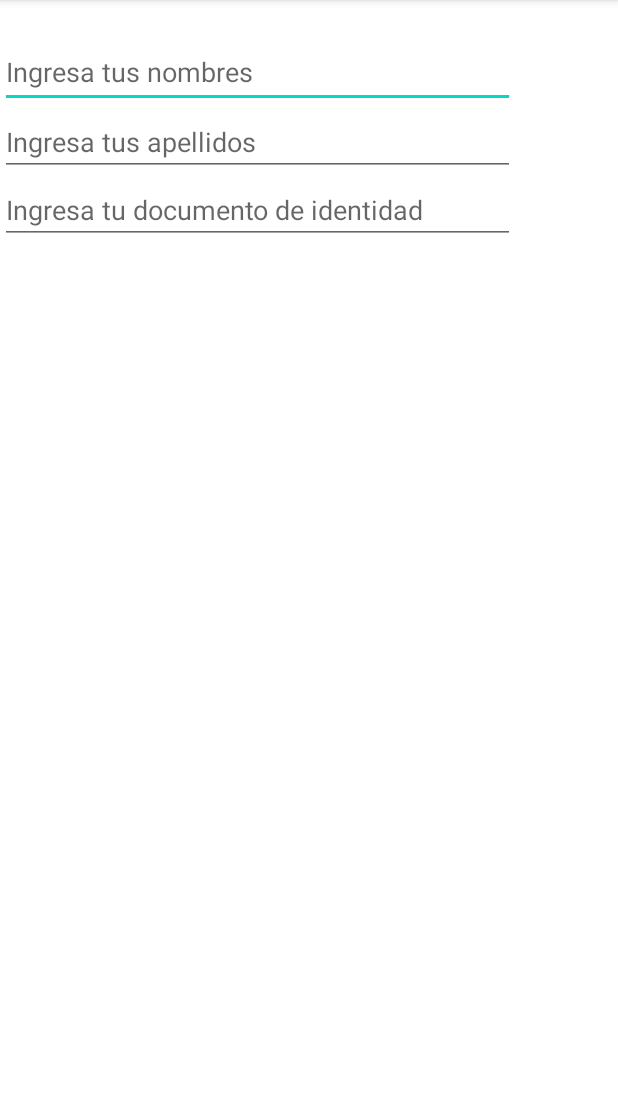
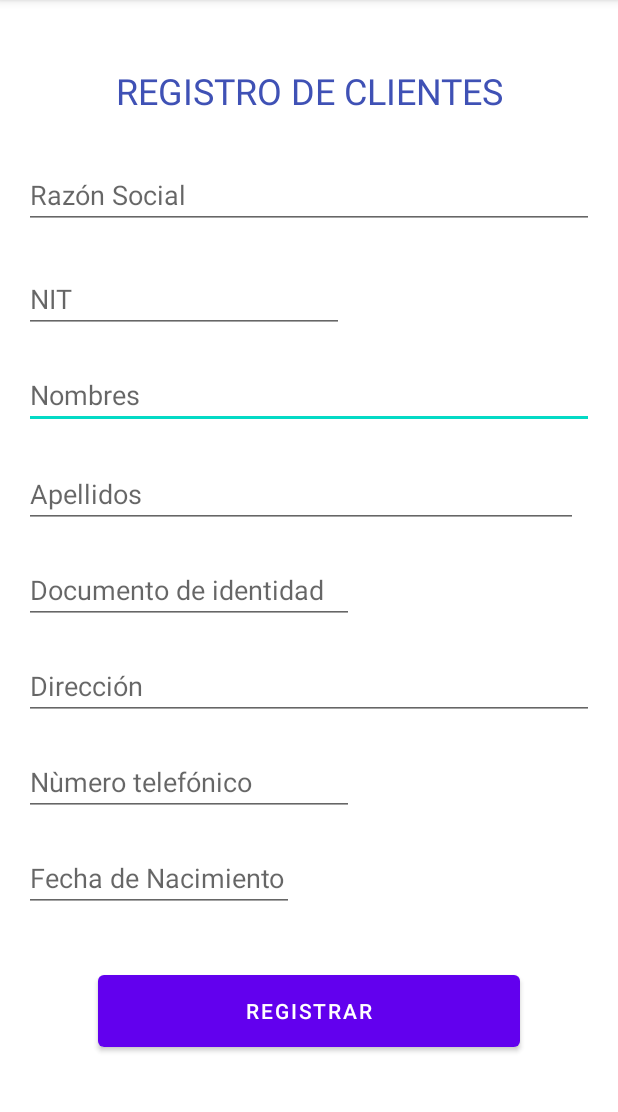
Before and after one commit to FredyArevaloHernandez/BioMatch, an Android app: the screen it shows after launch (MainActivity), on a phone screen of 412 x 824 dp, the part 84-1196 px from its top. Run offline under Robolectric (Android 15) with nearby library versions, the phone set to English and light mode, and no system bars.

Commit message:
Avance en la activity de registro de clientes

```diff
--- a/app/src/main/res/layout/activity_main.xml
+++ b/app/src/main/res/layout/activity_main.xml
@@ -7,66 +7,128 @@
     tools:context=".MainActivity">
 
 
-
-
-
-    <TableLayout
-        android:layout_width="361dp"
-        android:layout_height="254dp"
+    <EditText
+        android:id="@+id/txtNombres"
+        android:layout_width="380dp"
+        android:layout_height="40dp"
+        android:layout_marginStart="16dp"
         android:layout_marginTop="24dp"
-        app:layout_constraintTop_toTopOf="parent"
-        tools:layout_editor_absoluteX="23dp">
-
-        <TableRow
-            android:layout_width="match_parent"
-            android:layout_height="match_parent">
+        android:ems="10"
+        android:hint="Nombres"
+        android:inputType="textPersonName"
+        android:minHeight="48dp"
+        app:layout_constraintStart_toStartOf="parent"
+        app:layout_constraintTop_toBottomOf="@+id/txtxNIT" />
 
     <EditText
-                android:id="@+id/txtNombres"
-                android:layout_width="343dp"
-                android:layout_height="wrap_content"
+        android:id="@+id/txtFechaNac"
+        android:layout_width="180dp"
+        android:layout_height="40dp"
+        android:layout_marginStart="16dp"
+        android:layout_marginTop="24dp"
         android:ems="10"
-                android:hint="Ingresa tus nombres"
+        android:hint="Fecha de Nacimiento"
+        android:inputType="date"
+        app:layout_constraintStart_toStartOf="parent"
+        app:layout_constraintTop_toBottomOf="@+id/txtTelefono" />
+
+    <EditText
+        android:id="@+id/txtDireccion"
+        android:layout_width="380dp"
+        android:layout_height="40dp"
+        android:layout_marginStart="16dp"
+        android:layout_marginTop="24dp"
+        android:ems="10"
+        android:hint="Dirección"
         android:inputType="textPersonName"
-                android:minHeight="48dp"
-                tools:layout_editor_absoluteX="16dp"
-                tools:layout_editor_absoluteY="376dp" />
-        </TableRow>
+        app:layout_constraintStart_toStartOf="parent"
+        app:layout_constraintTop_toBottomOf="@+id/txtIdentificacion" />
 
-        <TableRow
-            android:layout_width="match_parent"
-            android:layout_height="match_parent">
     <EditText
-                android:id="@+id/txtApellidos"
-                android:layout_width="wrap_content"
-                android:layout_height="wrap_content"
+        android:id="@+id/txtTelefono"
+        android:layout_width="220dp"
+        android:layout_height="40dp"
+        android:layout_marginStart="16dp"
+        android:layout_marginTop="24dp"
         android:ems="10"
-                android:hint="Ingresa tus apellidos"
-                android:inputType="textPersonName"
-                tools:layout_editor_absoluteX="16dp"
-                tools:layout_editor_absoluteY="445dp" />
-        </TableRow>
-
-        <TableRow
-            android:layout_width="match_parent"
-            android:layout_height="match_parent">
+        android:hint="Nùmero telefónico"
+        android:inputType="number"
+        app:layout_constraintStart_toStartOf="parent"
+        app:layout_constraintTop_toBottomOf="@+id/txtDireccion" />
 
     <EditText
         android:id="@+id/txtIdentificacion"
+        android:layout_width="220dp"
+        android:layout_height="40dp"
+        android:layout_marginStart="16dp"
+        android:layout_marginTop="24dp"
+        android:ems="10"
+        android:hint="Documento de identidad"
+
+        android:inputType="number"
+        app:layout_constraintStart_toStartOf="parent"
+        app:layout_constraintTop_toBottomOf="@+id/txtApellidos" />
+
+    <TextView
+        android:id="@+id/txtTitulo"
         android:layout_width="wrap_content"
         android:layout_height="wrap_content"
+        android:layout_marginTop="44dp"
+        android:shadowColor="#105287"
+        android:text="REGISTRO DE CLIENTES"
+        android:textAlignment="center"
+        android:textColor="#3F51B5"
+        android:textSize="24sp"
+        app:layout_constraintEnd_toEndOf="parent"
+        app:layout_constraintHorizontal_bias="0.498"
+        app:layout_constraintStart_toStartOf="parent"
+        app:layout_constraintTop_toTopOf="parent" />
+
+    <EditText
+        android:id="@+id/txtRazonSocial"
+        android:layout_width="380dp"
+        android:layout_height="40dp"
+        android:layout_marginStart="16dp"
+        android:layout_marginTop="36dp"
         android:ems="10"
-                android:hint="Ingresa tu documento de identidad"
+        android:hint="Razón Social"
+        android:inputType="textPersonName"
+        app:layout_constraintStart_toStartOf="parent"
+        app:layout_constraintTop_toBottomOf="@+id/txtTitulo" />
+
+    <EditText
+        android:id="@+id/txtxNIT"
+        android:layout_width="wrap_content"
+        android:layout_height="wrap_content"
+        android:layout_marginStart="16dp"
+        android:layout_marginTop="24dp"
+        android:ems="10"
+        android:hint="NIT"
         android:inputType="number"
-                tools:layout_editor_absoluteX="34dp"
-                tools:layout_editor_absoluteY="294dp" />
+        app:layout_constraintStart_toStartOf="parent"
+        app:layout_constraintTop_toBottomOf="@+id/txtRazonSocial" />
 
-        </TableRow>
+    <EditText
+        android:id="@+id/txtApellidos"
+        android:layout_width="369dp"
+        android:layout_height="42dp"
+        android:layout_marginStart="16dp"
+        android:layout_marginTop="24dp"
+        android:ems="10"
+        android:hint="Apellidos"
+        android:inputType="textPersonName"
+        app:layout_constraintStart_toStartOf="parent"
+        app:layout_constraintTop_toBottomOf="@+id/txtNombres" />
 
-        <TableRow
-            android:layout_width="match_parent"
-            android:layout_height="match_parent" />
-    </TableLayout>
+    <Button
+        android:id="@+id/button"
+        android:layout_width="281dp"
+        android:layout_height="60dp"
+        android:layout_marginTop="36dp"
+        android:text="Registrar"
+        app:layout_constraintEnd_toEndOf="parent"
+        app:layout_constraintStart_toStartOf="parent"
+        app:layout_constraintTop_toBottomOf="@+id/txtFechaNac" />
 
 
 </androidx.constraintlayout.widget.ConstraintLayout>
```
Lines whose indentation alone changed are shown as unchanged.
